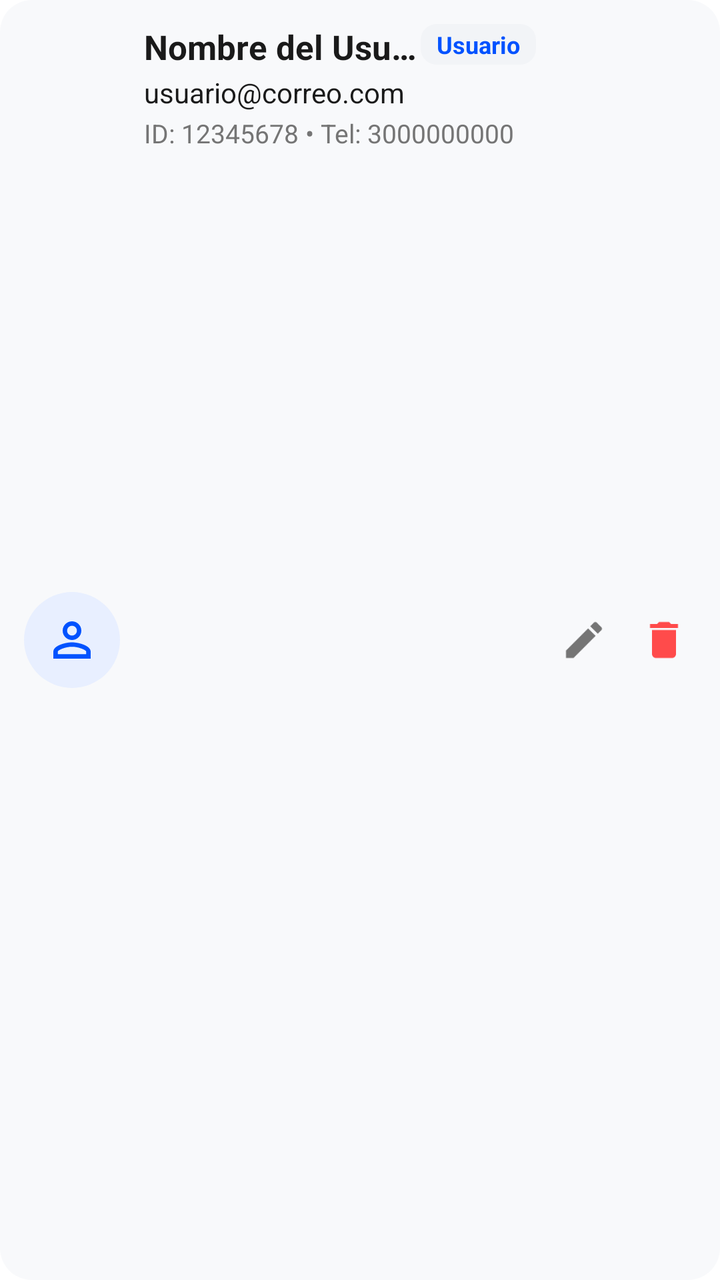
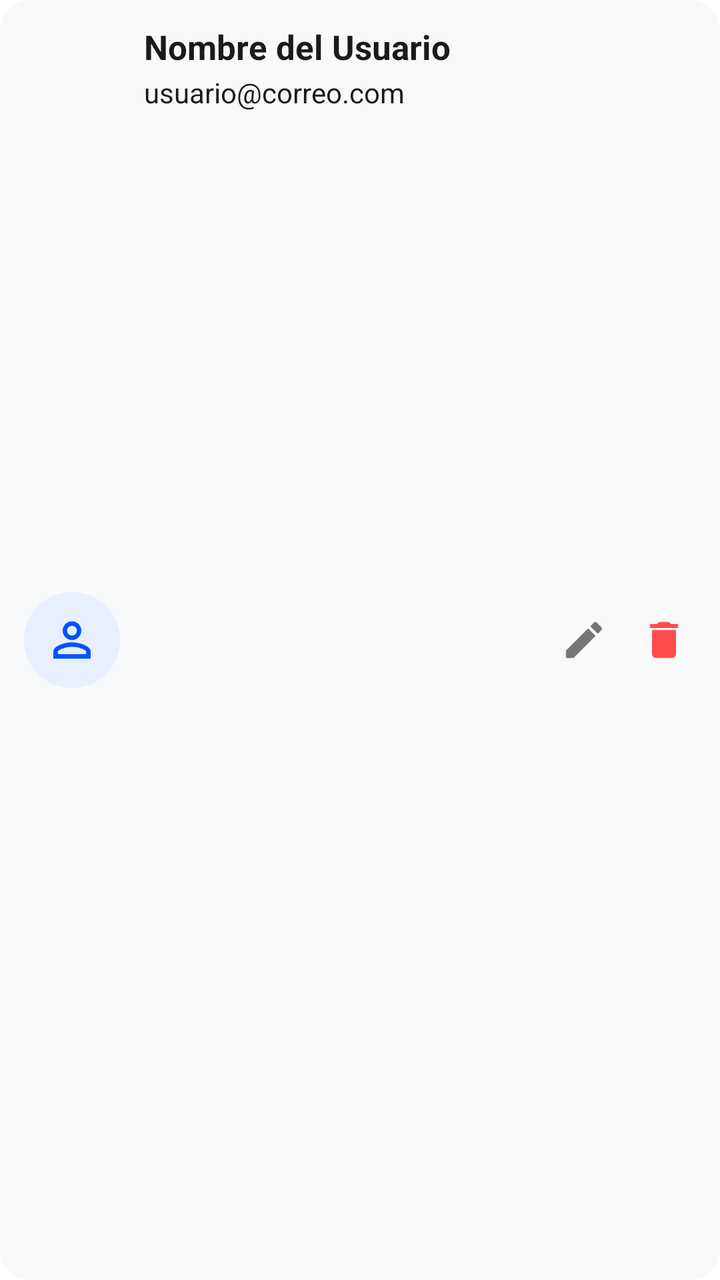

Compare the two renders of this Android layout. The source of the first and the diff that turns it into the second are given below.
<!-- AndroidManifest.xml: application theme Theme.MyApplication -->
<!-- res/layout/item_user.xml -->
<?xml version="1.0" encoding="utf-8"?>
<androidx.constraintlayout.widget.ConstraintLayout xmlns:android="http://schemas.android.com/apk/res/android"
    xmlns:app="http://schemas.android.com/apk/res-auto"
    android:layout_width="match_parent"
    android:layout_height="wrap_content"
    android:layout_marginBottom="12dp"
    android:background="@drawable/bg_category_card"
    android:padding="12dp">

    
    <ImageView
        android:id="@+id/iv_user_avatar"
        android:layout_width="48dp"
        android:layout_height="48dp"
        android:background="@drawable/bg_logo_circle"
        android:contentDescription="@null"
        android:padding="10dp"
        android:src="@drawable/ic_person_outline"
        app:layout_constraintBottom_toBottomOf="parent"
        app:layout_constraintStart_toStartOf="parent"
        app:layout_constraintTop_toTopOf="parent"
        app:tint="@color/brand_blue" />

    
    <TextView
        android:id="@+id/tv_user_name"
        android:layout_width="0dp"
        android:layout_height="wrap_content"
        android:layout_marginStart="12dp"
        android:ellipsize="end"
        android:maxLines="1"
        android:text="Nombre del Usuario"
        android:textColor="@color/text_black"
        android:textSize="17sp"
        android:textStyle="bold"
        app:layout_constraintEnd_toStartOf="@+id/tv_user_role"
        app:layout_constraintStart_toEndOf="@id/iv_user_avatar"
        app:layout_constraintTop_toTopOf="parent" />

    
    <TextView
        android:id="@+id/tv_user_role"
        android:layout_width="wrap_content"
        android:layout_height="wrap_content"
        android:layout_marginEnd="8dp"
        android:background="@drawable/bg_spec_chip"
        android:paddingHorizontal="8dp"
        android:paddingVertical="2dp"
        android:text="Usuario"
        android:textColor="@color/brand_blue"
        android:textSize="12sp"
        android:textStyle="bold"
        app:layout_constraintEnd_toStartOf="@+id/iv_edit"
        app:layout_constraintTop_toTopOf="@id/tv_user_name" />

    
    <TextView
        android:id="@+id/tv_user_email"
        android:layout_width="0dp"
        android:layout_height="wrap_content"
        android:layout_marginTop="2dp"
        android:ellipsize="end"
        android:maxLines="1"
        android:text="usuario@correo.com"
        android:textColor="@color/text_black"
        android:textSize="14sp"
        app:layout_constraintEnd_toStartOf="@+id/iv_edit"
        app:layout_constraintStart_toStartOf="@id/tv_user_name"
        app:layout_constraintTop_toBottomOf="@id/tv_user_name" />

    
    <TextView
        android:id="@+id/tv_user_details"
        android:layout_width="0dp"
        android:layout_height="wrap_content"
        android:layout_marginTop="2dp"
        android:ellipsize="end"
        android:maxLines="1"
        android:text="ID: 12345678 • Tel: 3000000000"
        android:textColor="@color/text_grey"
        android:textSize="13sp"
        app:layout_constraintEnd_toStartOf="@+id/iv_edit"
        app:layout_constraintStart_toStartOf="@id/tv_user_name"
        app:layout_constraintTop_toBottomOf="@id/tv_user_email" />

    
    <ImageView
        android:id="@+id/iv_edit"
        android:layout_width="32dp"
        android:layout_height="32dp"
        android:layout_marginEnd="8dp"
        android:contentDescription="@null"
        android:padding="4dp"
        android:src="@drawable/ic_edit"
        app:layout_constraintBottom_toBottomOf="parent"
        app:layout_constraintEnd_toStartOf="@id/iv_delete"
        app:layout_constraintTop_toTopOf="parent"
        app:tint="@color/text_grey" />

    
    <ImageView
        android:id="@+id/iv_delete"
        android:layout_width="32dp"
        android:layout_height="32dp"
        android:contentDescription="@null"
        android:padding="4dp"
        android:src="@drawable/ic_delete"
        app:layout_constraintBottom_toBottomOf="parent"
        app:layout_constraintEnd_toEndOf="parent"
        app:layout_constraintTop_toTopOf="parent"
        app:tint="@color/logout_red" />

</androidx.constraintlayout.widget.ConstraintLayout>
<!-- resources referenced by this layout -->
<resources>
  <color name="brand_blue">#0052FF</color>
  <color name="logout_red">#FF4B4B</color>
  <color name="text_black">#1A1A1A</color>
  <color name="text_grey">#757575</color>
  <!-- drawable bg_category_card (drawable) -->
  <?xml version="1.0" encoding="utf-8"?>
  <shape xmlns:android="http://schemas.android.com/apk/res/android">
      <solid android:color="@color/input_bg" />
      <corners android:radius="16dp" />
  </shape>
  <!-- drawable bg_logo_circle (drawable) -->
  <?xml version="1.0" encoding="utf-8"?>
  <shape xmlns:android="http://schemas.android.com/apk/res/android"
      android:shape="oval">
      <solid android:color="@color/brand_light_blue" />
  </shape>
  <!-- drawable bg_spec_chip (drawable) -->
  <?xml version="1.0" encoding="utf-8"?>
  <shape xmlns:android="http://schemas.android.com/apk/res/android">
      <solid android:color="@color/chip_bg" />
      <corners android:radius="8dp" />
  </shape>
  <!-- drawable ic_delete (drawable) -->
  <vector xmlns:android="http://schemas.android.com/apk/res/android"
      android:width="24dp"
      android:height="24dp"
      android:viewportWidth="24"
      android:viewportHeight="24">
      <path
          android:fillColor="#000000"
          android:pathData="M6,19c0,1.1 0.9,2 2,2h8c1.1,0 2,-0.9 2,-2V7H6v12zM19,4h-3.5l-1,-1h-5l-1,1H5v2h14V4z" />
  </vector>
  <!-- drawable ic_edit (drawable) -->
  <vector xmlns:android="http://schemas.android.com/apk/res/android"
      android:width="24dp"
      android:height="24dp"
      android:viewportWidth="24"
      android:viewportHeight="24">
      <path
          android:fillColor="#000000"
          android:pathData="M3,17.25V21h3.75L17.81,9.94l-3.75,-3.75L3,17.25zM20.71,7.04c0.39,-0.39 0.39,-1.02 0,-1.41l-2.34,-2.34c-0.39,-0.39 -1.02,-0.39 -1.41,0l-1.83,1.83l3.75,3.75L20.71,7.04z" />
  </vector>
  <!-- drawable ic_person_outline (drawable) -->
  <vector xmlns:android="http://schemas.android.com/apk/res/android"
      android:width="24dp"
      android:height="24dp"
      android:viewportWidth="24"
      android:viewportHeight="24">
      <path
          android:fillColor="#000000"
          android:pathData="M12,5.9c1.16,0 2.1,0.94 2.1,2.1s-0.94,2.1 -2.1,2.1S9.9,9.16 9.9,8S10.84,5.9 12,5.9M12,14.9c2.97,0 6.1,1.46 6.1,2.1v1.1H5.9V17c0,-0.64 3.13,-2.1 6.1,-2.1M12,4C9.79,4 8,5.79 8,8s1.79,4 4,4s4,-1.79 4,-4s-1.79,-4 -4,-4zM12,13c-2.67,0 -8,1.34 -8,4v3h16v-3C20,14.34 14.67,13 12,13z" />
  </vector>
  <style name="Theme.MyApplication" parent="Theme.MaterialComponents.DayNight.NoActionBar">
          
          <item name="colorPrimary">@color/purple_500</item>
          <item name="colorPrimaryVariant">@color/purple_700</item>
          <item name="colorOnPrimary">@color/white</item>
          
          <item name="colorSecondary">@color/teal_200</item>
          <item name="colorSecondaryVariant">@color/teal_700</item>
          <item name="colorOnSecondary">@color/black</item>
          
          <item name="android:statusBarColor">?attr/colorPrimaryVariant</item>
          
          <item name="android:editTextColor">@color/text_black</item>
          <item name="android:textColorPrimary">@color/text_black</item>
          
      </style>
  <color name="input_bg">#F8F9FB</color>
  <color name="brand_light_blue">#E8EFFF</color>
  <color name="chip_bg">#F2F4F7</color>
  <color name="purple_500">#FF6200EE</color>
  <color name="purple_700">#FF3700B3</color>
  <color name="white">#FFFFFFFF</color>
  <color name="teal_200">#FF03DAC5</color>
  <color name="teal_700">#FF018786</color>
  <color name="black">#FF000000</color>
</resources>

<!-- the commit's change to res/layout/item_user.xml (unified diff, before → after) -->
@@ -29,29 +29,13 @@
         android:layout_marginStart="12dp"
         android:ellipsize="end"
         android:maxLines="1"
-        android:text="Nombre del Usuario"
+        android:text="@string/placeholder_user_name"
         android:textColor="@color/text_black"
         android:textSize="17sp"
         android:textStyle="bold"
-        app:layout_constraintEnd_toStartOf="@+id/tv_user_role"
+        app:layout_constraintEnd_toStartOf="@+id/iv_edit"
         app:layout_constraintStart_toEndOf="@id/iv_user_avatar"
         app:layout_constraintTop_toTopOf="parent" />
-
-    
-    <TextView
-        android:id="@+id/tv_user_role"
-        android:layout_width="wrap_content"
-        android:layout_height="wrap_content"
-        android:layout_marginEnd="8dp"
-        android:background="@drawable/bg_spec_chip"
-        android:paddingHorizontal="8dp"
-        android:paddingVertical="2dp"
-        android:text="Usuario"
-        android:textColor="@color/brand_blue"
-        android:textSize="12sp"
-        android:textStyle="bold"
-        app:layout_constraintEnd_toStartOf="@+id/iv_edit"
-        app:layout_constraintTop_toTopOf="@id/tv_user_name" />
 
     
     <TextView
@@ -61,27 +45,12 @@
         android:layout_marginTop="2dp"
         android:ellipsize="end"
         android:maxLines="1"
-        android:text="usuario@correo.com"
+        android:text="@string/placeholder_email"
         android:textColor="@color/text_black"
         android:textSize="14sp"
         app:layout_constraintEnd_toStartOf="@+id/iv_edit"
         app:layout_constraintStart_toStartOf="@id/tv_user_name"
         app:layout_constraintTop_toBottomOf="@id/tv_user_name" />
-
-    
-    <TextView
-        android:id="@+id/tv_user_details"
-        android:layout_width="0dp"
-        android:layout_height="wrap_content"
-        android:layout_marginTop="2dp"
-        android:ellipsize="end"
-        android:maxLines="1"
-        android:text="ID: 12345678 • Tel: 3000000000"
-        android:textColor="@color/text_grey"
-        android:textSize="13sp"
-        app:layout_constraintEnd_toStartOf="@+id/iv_edit"
-        app:layout_constraintStart_toStartOf="@id/tv_user_name"
-        app:layout_constraintTop_toBottomOf="@id/tv_user_email" />
 
     
     <ImageView
<!-- resource entries referenced after the edit -->
@@ -15,12 +15,6 @@
   <shape xmlns:android="http://schemas.android.com/apk/res/android"
       android:shape="oval">
       <solid android:color="@color/brand_light_blue" />
-  </shape>
-  <!-- drawable bg_spec_chip (drawable) -->
-  <?xml version="1.0" encoding="utf-8"?>
-  <shape xmlns:android="http://schemas.android.com/apk/res/android">
-      <solid android:color="@color/chip_bg" />
-      <corners android:radius="8dp" />
   </shape>
   <!-- drawable ic_delete (drawable) -->
   <vector xmlns:android="http://schemas.android.com/apk/res/android"
@@ -52,6 +46,8 @@
           android:fillColor="#000000"
           android:pathData="M12,5.9c1.16,0 2.1,0.94 2.1,2.1s-0.94,2.1 -2.1,2.1S9.9,9.16 9.9,8S10.84,5.9 12,5.9M12,14.9c2.97,0 6.1,1.46 6.1,2.1v1.1H5.9V17c0,-0.64 3.13,-2.1 6.1,-2.1M12,4C9.79,4 8,5.79 8,8s1.79,4 4,4s4,-1.79 4,-4s-1.79,-4 -4,-4zM12,13c-2.67,0 -8,1.34 -8,4v3h16v-3C20,14.34 14.67,13 12,13z" />
   </vector>
+  <string name="placeholder_email">usuario@correo.com</string>
+  <string name="placeholder_user_name">Nombre del Usuario</string>
   <style name="Theme.MyApplication" parent="Theme.MaterialComponents.DayNight.NoActionBar">
           
           <item name="colorPrimary">@color/purple_500</item>
@@ -63,19 +59,28 @@
           <item name="colorOnSecondary">@color/black</item>
           
           <item name="android:statusBarColor">?attr/colorPrimaryVariant</item>
+          <item name="android:windowBackground">@color/surface_background</item>
           
           <item name="android:editTextColor">@color/text_black</item>
           <item name="android:textColorPrimary">@color/text_black</item>
+          <item name="materialButtonStyle">@style/Widget.TechnoCat.Button</item>
           
       </style>
   <color name="input_bg">#F8F9FB</color>
   <color name="brand_light_blue">#E8EFFF</color>
-  <color name="chip_bg">#F2F4F7</color>
   <color name="purple_500">#FF6200EE</color>
   <color name="purple_700">#FF3700B3</color>
   <color name="white">#FFFFFFFF</color>
   <color name="teal_200">#FF03DAC5</color>
   <color name="teal_700">#FF018786</color>
   <color name="black">#FF000000</color>
+  <color name="surface_background">#FFFFFF</color>
+  <style name="Widget.TechnoCat.Button" parent="Widget.MaterialComponents.Button">
+          <item name="android:elevation">5dp</item>
+          <item name="android:outlineSpotShadowColor">@color/brand_blue</item>
+          <item name="android:outlineAmbientShadowColor">@color/brand_blue</item>
+          <item name="rippleColor">@color/button_ripple</item>
+      </style>
+  <color name="button_ripple">#330052FF</color>
 </resources>
 
